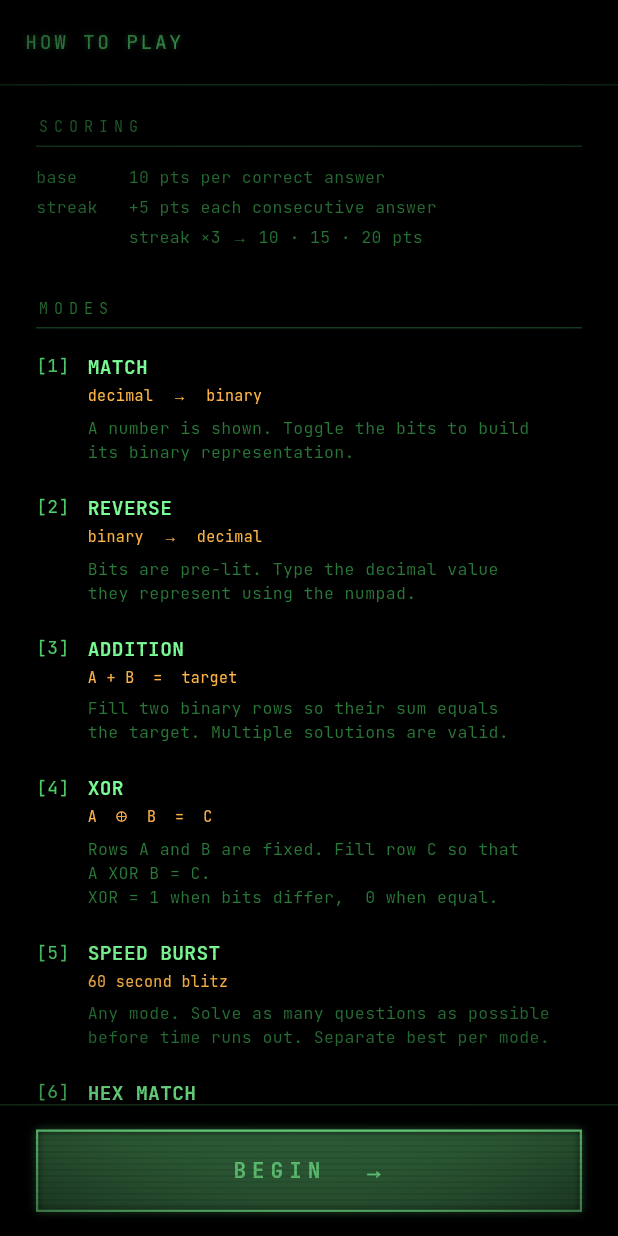
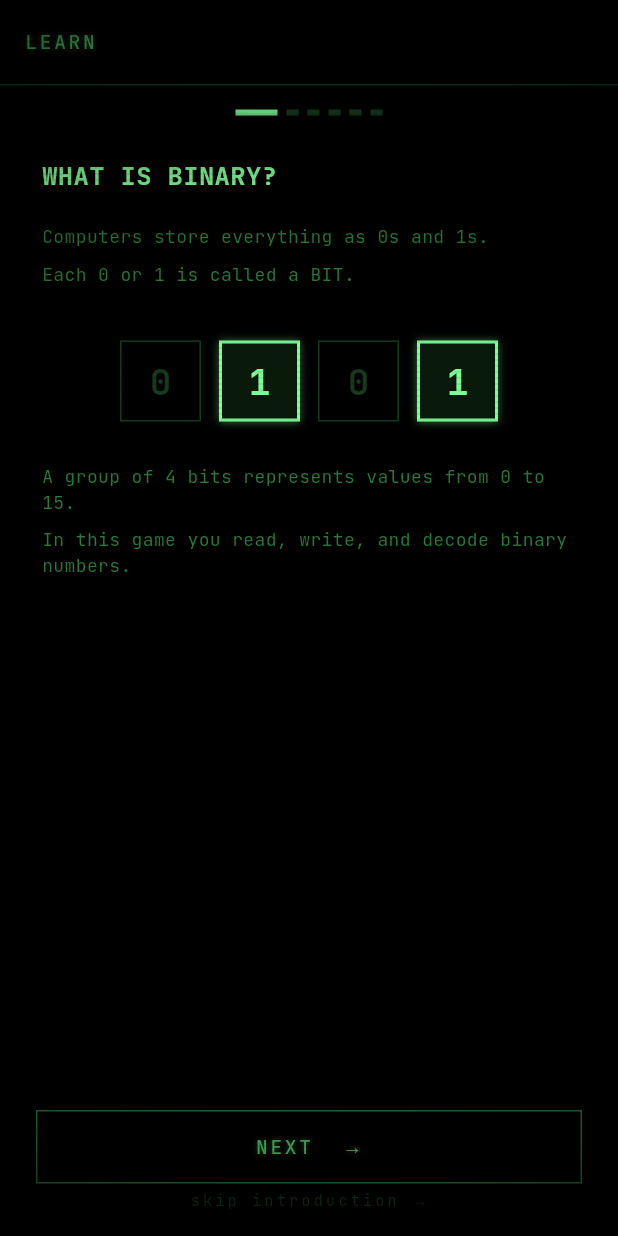
Before and after one commit to jankovicsrb-droid/go-binary-rush, a Flutter app: the screen it shows after launch, after a tap on an icon or button, on a phone screen of 412 x 824 dp. Run offline on Flutter 3.47's test engine with Material 3 defaults, Android fonts, the phone set to English and light mode, and no system bars; our stand-ins replace google_fonts, shared_preferences.

Commit message:
Add fail state to Daily Challenge and interactive LEARN screen
Daily Challenge now limits players to 3 attempts per question — failed
questions auto-advance and are marked red (✗) in the progress and results
grids. Match mode gets a GIVE UP button; Reverse and HexWord show an ATT
X/3 counter and reveal the correct answer on failure.

New interactive LEARN screen (6 pages) replaces the text-only first-launch
flow: binary basics, positional values, worked example, hex, ASCII, and a
practice exercise. Accessible on first launch and via HOW TO PLAY.

Co-Authored-By: Claude Sonnet 4.6 <noreply@anthropic.com>

```diff
--- /dev/null
+++ b/lib/screens/learn_screen.dart
@@ -0,0 +1,510 @@
+import 'package:flutter/material.dart';
+import '../theme.dart';
+import '../widgets/bit_row.dart';
+import 'main_shell.dart';
+
+class LearnScreen extends StatefulWidget {
+  final bool isFirstLaunch;
+  const LearnScreen({super.key, this.isFirstLaunch = false});
+
+  @override
+  State<LearnScreen> createState() => _LearnScreenState();
+}
+
+class _LearnScreenState extends State<LearnScreen> {
+  final PageController _pageCtrl = PageController();
+  int _step = 0;
+  static const int _steps = 6;
+  static const int _practiceTarget = 6;
+
+  List<int> _bits = List.filled(4, 0);
+  bool _practiceDone = false;
+
+  int _val(List<int> bits) {
+    int v = 0;
+    for (int i = 0; i < bits.length; i++) {
+      v += bits[i] * (1 << (bits.length - 1 - i));
+    }
+    return v;
+  }
+
+  void _toggleBit(int i) {
+    if (_practiceDone) return;
+    final nb = List<int>.from(_bits)..[i] ^= 1;
+    setState(() => _bits = nb);
+    if (_val(nb) == _practiceTarget) setState(() => _practiceDone = true);
+  }
+
+  void _nextPage() {
+    if (_step < _steps - 1) {
+      _pageCtrl.nextPage(
+        duration: const Duration(milliseconds: 280),
+        curve: Curves.easeInOut,
+      );
+      setState(() => _step++);
+    }
+  }
+
+  void _begin() {
+    if (widget.isFirstLaunch) {
+      Navigator.of(context).pushReplacement(
+        PageRouteBuilder(
+          pageBuilder: (_, a1, a2) => const MainShell(),
+          transitionDuration: const Duration(milliseconds: 400),
+          transitionsBuilder: (_, anim, a2, child) =>
+              FadeTransition(opacity: anim, child: child),
+        ),
+      );
+    } else {
+      Navigator.pop(context);
+    }
+  }
+
+  @override
+  void dispose() {
+    _pageCtrl.dispose();
+    super.dispose();
+  }
+
+  @override
+  Widget build(BuildContext context) {
+    return Scaffold(
+      backgroundColor: Colors.black,
+      appBar: AppBar(
+        backgroundColor: Colors.black,
+        elevation: 0,
+        automaticallyImplyLeading: !widget.isFirstLaunch,
+        iconTheme: const IconThemeData(color: AppColors.g2),
+        title: Text('LEARN', style: AppText.label()),
+        bottom: PreferredSize(
+          preferredSize: const Size.fromHeight(1),
+          child: Container(height: 1, color: AppColors.g1),
+        ),
+      ),
+      body: Column(
+        children: [
+          const SizedBox(height: 16),
+          _stepIndicator(),
+          const SizedBox(height: 8),
+          Expanded(
+            child: PageView(
+              controller: _pageCtrl,
+              physics: const NeverScrollableScrollPhysics(),
+              children: [_page0(), _page1(), _page2(), _page3(), _page4(), _page5()],
+            ),
+          ),
+          _bottomBar(),
+          SizedBox(height: MediaQuery.of(context).padding.bottom + 12),
+        ],
+      ),
+    );
+  }
+
+  Widget _stepIndicator() {
+    return Row(
+      mainAxisAlignment: MainAxisAlignment.center,
+      children: List.generate(_steps, (i) {
+        final active = i == _step;
+        return AnimatedContainer(
+          duration: const Duration(milliseconds: 250),
+          margin: const EdgeInsets.symmetric(horizontal: 3),
+          width: active ? 28 : 8,
+          height: 4,
+          color: active ? AppColors.g4 : AppColors.g1,
+        );
+      }),
+    );
+  }
+
+  Widget _bottomBar() {
+    final isLast = _step == _steps - 1;
+    if (isLast) {
+      return Padding(
+        padding: const EdgeInsets.fromLTRB(24, 12, 24, 4),
+        child: GestureDetector(
+          onTap: _practiceDone ? _begin : null,
+          child: Container(
+            width: double.infinity,
+            padding: const EdgeInsets.symmetric(vertical: 16),
+            decoration: BoxDecoration(
+              border: Border.all(
+                color: _practiceDone ? AppColors.g4 : AppColors.g1,
+                width: 1.5,
+              ),
+              boxShadow: _practiceDone ? AppGlow.sm : null,
+            ),
+            alignment: Alignment.center,
+            child: Text(
+              widget.isFirstLaunch ? 'BEGIN  →' : 'DONE  →',
+              style: AppText.mono(
+                size: 14,
+                color: _practiceDone ? AppColors.g4 : AppColors.g1,
+                weight: FontWeight.w600,
+              ).copyWith(letterSpacing: 4),
+            ),
+          ),
+        ),
+      );
+    }
+    return Column(
+      mainAxisSize: MainAxisSize.min,
+      children: [
+        Padding(
+          padding: const EdgeInsets.fromLTRB(24, 12, 24, 4),
+          child: GestureDetector(
+            onTap: _nextPage,
+            child: Container(
+              width: double.infinity,
+              padding: const EdgeInsets.symmetric(vertical: 14),
+              decoration: BoxDecoration(border: Border.all(color: AppColors.g2)),
+              alignment: Alignment.center,
+              child: Text('NEXT  →', style: AppText.label()),
+            ),
+          ),
+        ),
+        if (widget.isFirstLaunch)
+          GestureDetector(
+            onTap: _begin,
+            child: Padding(
+              padding: const EdgeInsets.only(bottom: 4),
+              child: Text('skip introduction →',
+                  style: AppText.kicker(color: AppColors.g1)),
+            ),
+          ),
+      ],
+    );
+  }
+
+  // ── Pages ─────────────────────────────────────────────────────
+
+  Widget _page0() {
+    return SingleChildScrollView(
+      padding: const EdgeInsets.symmetric(horizontal: 28, vertical: 20),
+      child: Column(
+        crossAxisAlignment: CrossAxisAlignment.start,
+        children: [
+          Text('WHAT IS BINARY?',
+              style: AppText.mono(
+                  size: 17, color: AppColors.g4, weight: FontWeight.w700)),
+          const SizedBox(height: 20),
+          _para('Computers store everything as 0s and 1s.'),
+          _para('Each 0 or 1 is called a BIT.'),
+          const SizedBox(height: 28),
+          Row(
+            mainAxisAlignment: MainAxisAlignment.center,
+            children: [0, 1, 0, 1].map((v) {
+              final on = v == 1;
+              return Container(
+                margin: const EdgeInsets.symmetric(horizontal: 6),
+                width: 54,
+                height: 54,
+                decoration: BoxDecoration(
+                  border: Border.all(
+                      color: on ? AppColors.g4 : AppColors.g1,
+                      width: on ? 2 : 1),
+                  color: on ? AppColors.g0 : Colors.transparent,
+                  boxShadow: on ? AppGlow.sm : null,
+                ),
+                alignment: Alignment.center,
+                child: Text('$v',
+                    style: AppText.mono(
+                        size: 24,
+                        color: on ? AppColors.g4 : AppColors.g1,
+                        weight: FontWeight.w700)),
+              );
+            }).toList(),
+          ),
+          const SizedBox(height: 28),
+          _para('A group of 4 bits represents values from 0 to 15.'),
+          _para('In this game you read, write, and decode binary numbers.'),
+        ],
+      ),
+    );
+  }
+
+  Widget _page1() {
+    return SingleChildScrollView(
+      padding: const EdgeInsets.symmetric(horizontal: 28, vertical: 20),
+      child: Column(
+        crossAxisAlignment: CrossAxisAlignment.start,
+        children: [
+          Text('POSITIONAL VALUES',
+              style: AppText.mono(
+                  size: 17, color: AppColors.g4, weight: FontWeight.w700)),
+          const SizedBox(height: 20),
+          _para('Each bit position has a fixed value — a power of 2:'),
+          const SizedBox(height: 24),
+          Row(
+            mainAxisAlignment: MainAxisAlignment.center,
+            children: [
+              _posBox('8', '2³'),
+              _posBox('4', '2²'),
+              _posBox('2', '2¹'),
+              _posBox('1', '2⁰'),
+            ],
+          ),
+          const SizedBox(height: 28),
+          _para('Leftmost bit = largest value.'),
+          _para('Each position is double the one to its right:'),
+          _para('  1 → 2 → 4 → 8 → 16 → 32 → ...'),
+          const SizedBox(height: 12),
+          _para('When a bit is ON  (1) → add its value.'),
+          _para('When a bit is OFF (0) → add nothing.'),
+        ],
+      ),
+    );
+  }
+
+  Widget _page2() {
+    const exBits = [0, 1, 1, 0];
+    const values = [8, 4, 2, 1];
+    return SingleChildScrollView(
+      padding: const EdgeInsets.symmetric(horizontal: 28, vertical: 20),
+      child: Column(
+        crossAxisAlignment: CrossAxisAlignment.start,
+        children: [
+          Text('EXAMPLE: 6 IN BINARY',
+              style: AppText.mono(
+                  size: 17, color: AppColors.g4, weight: FontWeight.w700)),
+          const SizedBox(height: 20),
+          _para('To represent 6, turn on the bits that add up to 6:'),
+          const SizedBox(height: 24),
+          Row(
+            mainAxisAlignment: MainAxisAlignment.center,
+            children: List.generate(4, (i) {
+              final on = exBits[i] == 1;
+              return Column(
+                children: [
+                  Container(
+                    margin: const EdgeInsets.symmetric(horizontal: 6),
+                    width: 54,
+                    height: 54,
+                    decoration: BoxDecoration(
+                      border: Border.all(
+                          color: on ? AppColors.g4 : AppColors.g1,
+                          width: on ? 2 : 1),
+                      color: on ? AppColors.g0 : Colors.transparent,
+                      boxShadow: on ? AppGlow.sm : null,
+                    ),
+                    alignment: Alignment.center,
+                    child: Text('${exBits[i]}',
+                        style: AppText.mono(
+                            size: 24,
+                            color: on ? AppColors.g4 : AppColors.g1,
+                            weight: FontWeight.w700)),
+                  ),
+                  const SizedBox(height: 8),
+                  Text(
+                    on ? '+${values[i]}' : '  ×  ',
+                    style: AppText.mono(
+                        size: 12,
+                        color: on ? AppColors.g3 : AppColors.g1),
+                  ),
+                ],
+              );
+            }),
+          ),
+          const SizedBox(height: 20),
+          Center(
+            child: Text('4 + 2 = 6',
+                style: AppText.mono(
+                    size: 22, color: AppColors.g4, weight: FontWeight.w700)),
+          ),
+          const SizedBox(height: 24),
+          _para('0×8 + 1×4 + 1×2 + 0×1 = 4 + 2 = 6'),
+          _para('Only the ON bits contribute their values.'),
+        ],
+      ),
+    );
+  }
+
+  Widget _page3() {
+    const nibbles = [
+      ('0000', '0'), ('0001', '1'), ('0010', '2'), ('0011', '3'),
+      ('0100', '4'), ('0101', '5'), ('0110', '6'), ('0111', '7'),
+      ('1000', '8'), ('1001', '9'), ('1010', 'A'), ('1011', 'B'),
+      ('1100', 'C'), ('1101', 'D'), ('1110', 'E'), ('1111', 'F'),
+    ];
+    return SingleChildScrollView(
+      padding: const EdgeInsets.symmetric(horizontal: 28, vertical: 20),
+      child: Column(
+        crossAxisAlignment: CrossAxisAlignment.start,
+        children: [
+          Text('HEXADECIMAL',
+              style: AppText.mono(
+                  size: 17, color: AppColors.g4, weight: FontWeight.w700)),
+          const SizedBox(height: 20),
+          _para('Hex uses 16 symbols instead of 10:'),
+          _para('  0 1 2 3 4 5 6 7 8 9 A B C D E F'),
+          _para('A=10, B=11, C=12, D=13, E=14, F=15'),
+          const SizedBox(height: 20),
+          _para('4 bits fit exactly into one hex digit:'),
+          const SizedBox(height: 12),
+          Wrap(
+            spacing: 6,
+            runSpacing: 6,
+            children: nibbles.map((n) {
+              final isAlpha = int.tryParse(n.$2) == null;
+              return Container(
+                width: 70,
+                padding: const EdgeInsets.symmetric(vertical: 5, horizontal: 4),
+                decoration: BoxDecoration(
+                  border: Border.all(
+                      color: isAlpha ? AppColors.g2 : AppColors.g1),
+                ),
+                child: Row(
+                  mainAxisAlignment: MainAxisAlignment.spaceBetween,
+                  children: [
+                    Text(n.$1,
+                        style: AppText.mono(
+                            size: 9, color: AppColors.g2)),
+                    Text('= ${n.$2}',
+                        style: AppText.mono(
+                            size: 9,
+                            color: isAlpha ? AppColors.amber : AppColors.g3,
+                            weight: isAlpha ? FontWeight.w700 : FontWeight.normal)),
+                  ],
+                ),
+              );
+            }).toList(),
+          ),
+          const SizedBox(height: 16),
+          _para('Example:  1010 1111  →  AF  →  175'),
+        ],
+      ),
+    );
+  }
+
+  Widget _page4() {
+    const examples = [
+      ('H', '72', '48'),
+      ('e', '101', '65'),
+      ('l', '108', '6C'),
+      ('l', '108', '6C'),
+      ('o', '111', '6F'),
+    ];
+    return SingleChildScrollView(
+      padding: const EdgeInsets.symmetric(horizontal: 28, vertical: 20),
+      child: Column(
+        crossAxisAlignment: CrossAxisAlignment.start,
+        children: [
+          Text('ASCII',
+              style: AppText.mono(
+                  size: 17, color: AppColors.g4, weight: FontWeight.w700)),
+          const SizedBox(height: 20),
+          _para('ASCII assigns a number to every character.'),
+          _para('Each number fits in 8 bits = 2 hex digits.'),
+          const SizedBox(height: 20),
+          _para('Example — the word "Hello":'),
+          const SizedBox(height: 12),
+          Table(
+            columnWidths: const {
+              0: FixedColumnWidth(40),
+              1: FixedColumnWidth(56),
+              2: FixedColumnWidth(56),
+            },
+            children: [
+              TableRow(children: [
+                _tHead('CHAR'),
+                _tHead('DEC'),
+                _tHead('HEX'),
+              ]),
+              ...examples.map((e) => TableRow(children: [
+                    _tCell(e.$1, AppColors.g4),
+                    _tCell(e.$2, AppColors.g2),
+                    _tCell(e.$3, AppColors.amber),
+                  ])),
+            ],
+          ),
+          const SizedBox(height: 20),
+          _para('In HEX WORD mode you see the hex pairs'),
+          _para('and decode the hidden word letter by letter.'),
+        ],
+      ),
+    );
+  }
+
+  Widget _page5() {
+    return SingleChildScrollView(
+      padding: const EdgeInsets.symmetric(horizontal: 28, vertical: 20),
+      child: Column(
+        crossAxisAlignment: CrossAxisAlignment.start,
+        children: [
+          Text('YOUR TURN',
+              style: AppText.mono(
+                  size: 17, color: AppColors.g4, weight: FontWeight.w700)),
+          const SizedBox(height: 8),
+          _para('Toggle the bits to match the target number.'),
+          const SizedBox(height: 28),
+          Center(
+            child: Text('$_practiceTarget', style: AppText.bigTarget()),
+          ),
+          const SizedBox(height: 28),
+          BitRow(
+            bits: _bits,
+            onToggle: _toggleBit,
+            enabled: !_practiceDone,
+            glowing: _practiceDone,
+            showLabels: true,
+          ),
+          const SizedBox(height: 28),
+          Center(
+            child: AnimatedOpacity(
+              opacity: _practiceDone ? 1.0 : 0.0,
+              duration: const Duration(milliseconds: 400),
+              child: Text(
+                'CORRECT!  YOU ARE READY.',
+                style: AppText.mono(
+                        size: 12,
+                        color: AppColors.g4,
+                        weight: FontWeight.w600)
+                    .copyWith(letterSpacing: 3),
+              ),
+            ),
+          ),
+        ],
+      ),
+    );
+  }
+
+  Widget _posBox(String val, String exp) {
+    return Container(
+      margin: const EdgeInsets.symmetric(horizontal: 5),
+      width: 58,
+      padding: const EdgeInsets.symmetric(vertical: 10),
+      decoration: BoxDecoration(
+        border: Border.all(color: AppColors.g2),
+      ),
+      child: Column(
+        children: [
+          Text(val,
+              textAlign: TextAlign.center,
+              style: AppText.mono(
+                  size: 18, color: AppColors.g3, weight: FontWeight.w700)),
+          const SizedBox(height: 4),
+          Text(exp,
+              textAlign: TextAlign.center,
+              style: AppText.mono(size: 10, color: AppColors.g1)),
+        ],
+      ),
+    );
+  }
+
+  Widget _tHead(String text) => Padding(
+        padding: const EdgeInsets.only(bottom: 6),
+        child: Text(text, style: AppText.mono(size: 9, color: AppColors.g1)),
+      );
+
+  Widget _tCell(String text, Color color) => Padding(
+        padding: const EdgeInsets.only(bottom: 5),
+        child: Text(text,
+            style: AppText.mono(size: 12, color: color, weight: FontWeight.w600)),
+      );
+
+  Widget _para(String text) {
+    return Padding(
+      padding: const EdgeInsets.only(bottom: 8),
+      child: Text(text, style: AppText.mono(size: 12, color: AppColors.g2)),
+    );
+  }
+}
--- a/lib/screens/name_entry_screen.dart
+++ b/lib/screens/name_entry_screen.dart
@@ -2,7 +2,7 @@ import 'package:flutter/material.dart';
 import 'package:flutter/services.dart';
 import 'package:shared_preferences/shared_preferences.dart';
 import '../theme.dart';
-import 'how_to_play_screen.dart';
+import 'learn_screen.dart';
 
 class NameEntryScreen extends StatefulWidget {
   const NameEntryScreen({super.key});
@@ -30,7 +30,7 @@ class _NameEntryScreenState extends State<NameEntryScreen> {
     Navigator.of(context).pushReplacement(
       PageRouteBuilder(
         pageBuilder: (_, a1, a2) =>
-            const HowToPlayScreen(isFirstLaunch: true),
+            const LearnScreen(isFirstLaunch: true),
         transitionDuration: const Duration(milliseconds: 400),
         transitionsBuilder: (_, anim, a2, child) =>
             FadeTransition(opacity: anim, child: child),
```
Also changed, not shown: lib/screens/daily_challenge_screen.dart (+118 -18 lines), lib/screens/how_to_play_screen.dart (+21 -0 lines).
